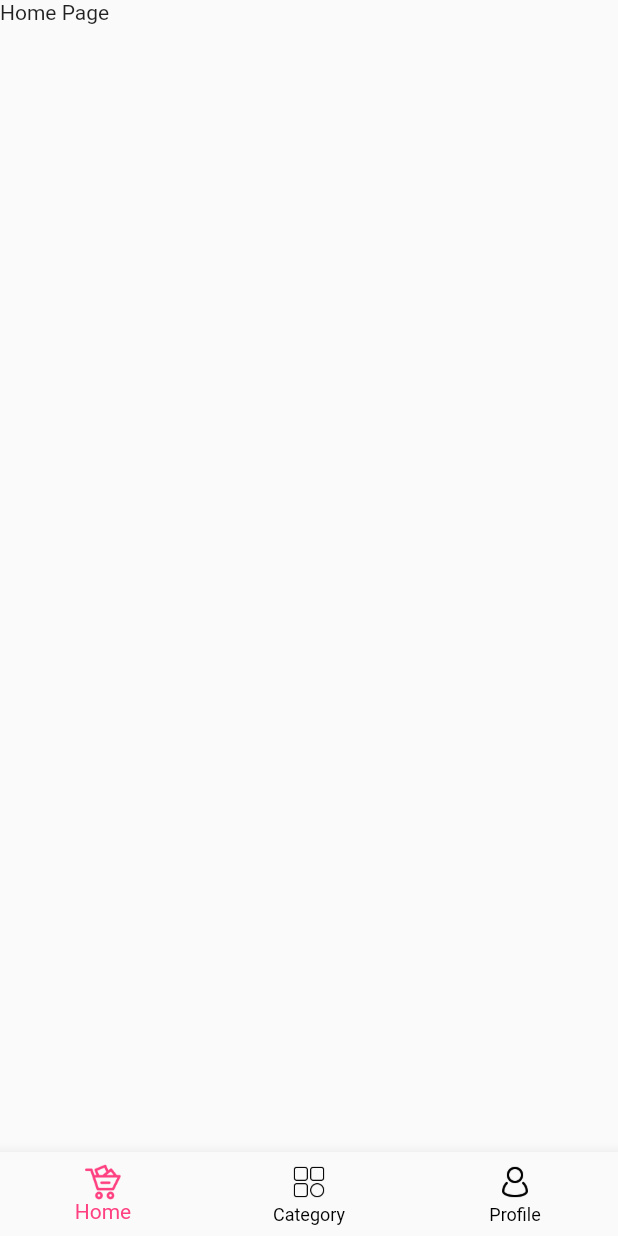
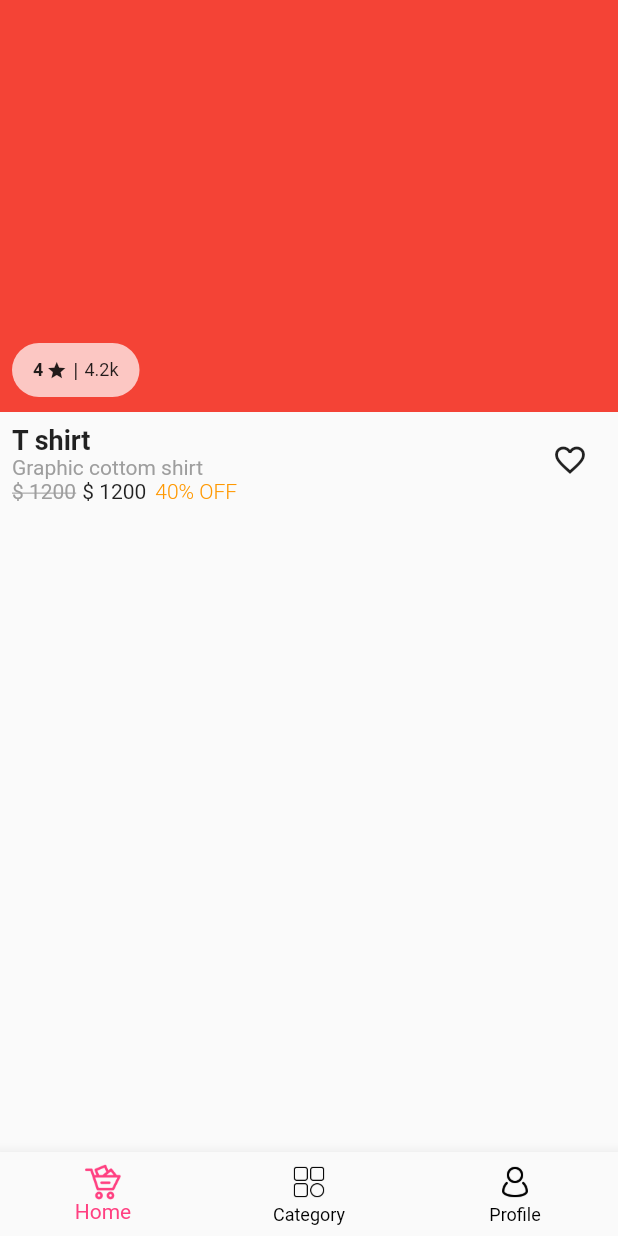
Before and after one commit to Chamidilshan/Shopping-App, a Flutter app: the screen it shows after launch, on a phone screen of 412 x 824 dp. Run offline on Flutter 3.47's test engine with Material 2 defaults, Android fonts, the light colour scheme and no system bars; our stand-ins replace flutter_secure_storage, get.

Commit message:
added product card for homepage

```diff
--- a/lib/screens/home_page.dart
+++ b/lib/screens/home_page.dart
@@ -1,4 +1,5 @@
 import 'package:flutter/material.dart';
+import 'package:shopping_app/screens/product_card_page.dart';
 
 class HomePage extends StatefulWidget {
   const HomePage({Key? key}) : super(key: key);
@@ -11,7 +12,11 @@ class _HomePageState extends State<HomePage> {
   @override
   Widget build(BuildContext context) {
     return Scaffold(
-      body: Text('Home Page'),
+      body: ListView(
+        children: [
+          ProductCard()
+        ],
+      ),
     );
   }
 }
--- /dev/null
+++ b/lib/screens/product_card_page.dart
@@ -0,0 +1,109 @@
+import 'package:flutter/material.dart';
+
+class ProductCard extends StatelessWidget {
+
+
+  @override
+  Widget build(BuildContext context) {
+    return Container(
+      child: Column(
+        children: [
+          Container(
+            height: MediaQuery.of(context).size.height/3,
+            // color: Colors.blue,
+            child: Stack(
+              children: [
+                Container(
+                  color: Colors.red,
+                ),
+                Positioned(
+                  bottom: 10.0,
+                  left: 8.0,
+                  child: Container(
+                    // width: 100.0,
+                    //height: 40.0,
+                    padding: EdgeInsets.symmetric(horizontal: 14.0, vertical: 10.0),
+                    decoration: BoxDecoration(
+                      borderRadius: BorderRadius.circular(100.0),
+                      color: Colors.white70
+                    ),
+                    child: Row(
+                      children: [
+                        Text('4', style: TextStyle(fontSize: 12.0, fontWeight: FontWeight.w600),),
+                        SizedBox(
+                          width: 2.0,
+                        ),
+                        Icon(
+                          Icons.star,
+                          size: 14.0,
+                        ),
+                        SizedBox(
+                          width: 4.0,
+                        ),
+                        Text('|'),
+                        SizedBox(
+                          width: 4.0,
+                        ),
+                        Text('4.2k', style: TextStyle(fontSize: 12.0),)
+                      ],
+                    ),
+                  ),
+                )
+              ],
+            ),
+          ),
+          Padding(
+            padding: const EdgeInsets.all(8.0),
+            child: Row(
+              mainAxisAlignment: MainAxisAlignment.spaceBetween,
+              crossAxisAlignment: CrossAxisAlignment.start,
+              children: [
+                Column(
+                  crossAxisAlignment: CrossAxisAlignment.start,
+                  children: [
+                    Text(
+                      'T shirt',
+                      style: TextStyle(
+                          fontSize: 18.0,
+                          fontWeight: FontWeight.w600
+                      ),
+                    ),
+                    Text(
+                        'Graphic cottom shirt',
+                      style: TextStyle(
+                        color: Colors.grey
+                      ),
+                    ),
+                    Row(
+                      children: [
+                        Text('\$ 1200', style: TextStyle(
+                            color: Colors.grey,
+                          decoration: TextDecoration.lineThrough
+                        ),),
+                        SizedBox(
+                          width: 4.0,
+                        ),
+                        Text('\$ 1200'),
+                        SizedBox(
+                          width: 6.0,
+                        ),
+                        Text('40% OFF', style: TextStyle(
+                            color: Colors.orange,
+                          fontWeight: FontWeight.w300
+                        ),),
+                      ],
+                    )
+                  ],
+                ),
+                IconButton(
+                    onPressed: () {},
+                    icon: Icon(Icons.favorite_outline)
+                )
+              ],
+            ),
+          ),
+        ],
+      ),
+    );
+  }
+}
```
